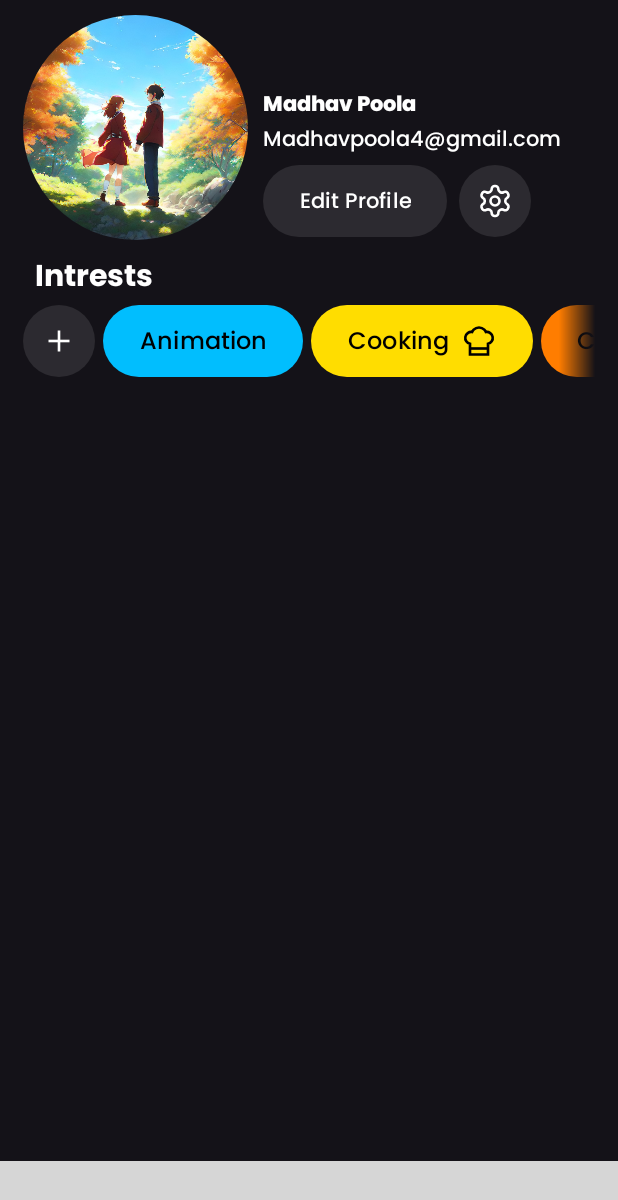
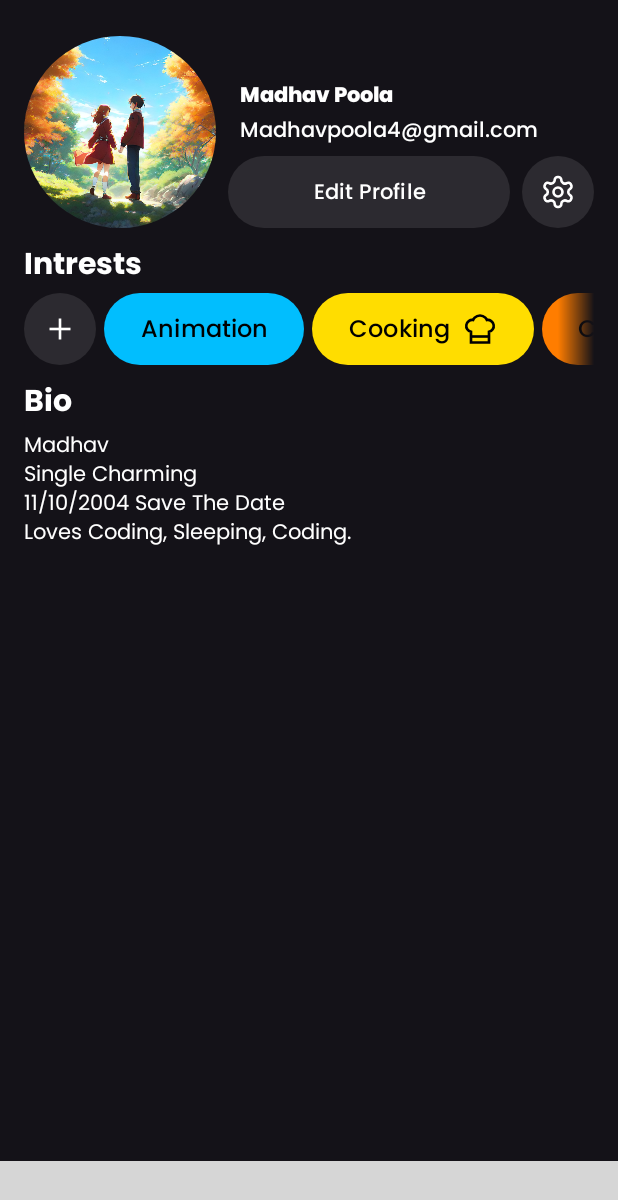
Before and after one commit to someonespcl/Bliss, an Android app: the fragment ProfileFragment placed in its activity, on a phone screen of 412 x 824 dp. Shown: the top 1200 px of the screen. Run offline under Robolectric (Android 15) with nearby library versions, the phone set to English and light mode, and no system bars; our stand-ins replace CircleImageView, Firebase (no records; nobody signed in at launch, a user with empty details on screens opened directly); libraries missing offline, so code that uses them is left out: me.ibrahimsn.lib; plain views replace SmoothBottomBar; 2 statements that could not run were skipped; grey boxes are pictures that could not be loaded.

```diff
--- a/app/src/main/java/com/bliss/fragments/ProfileFragment.java
+++ b/app/src/main/java/com/bliss/fragments/ProfileFragment.java
@@ -1,6 +1,5 @@
 package com.bliss.fragments;
 
-import android.app.Dialog;
 import android.content.Intent;
 import android.os.Bundle;
 import android.view.LayoutInflater;
@@ -11,36 +10,27 @@ import android.widget.ImageButton;
 import androidx.fragment.app.Fragment;
 import com.bliss.R;
 import com.bliss.activities.EditProfileActivity;
+import com.bliss.utils.CustomToast;
 
 public class ProfileFragment extends Fragment {
 
-    public ProfileFragment() {
-    }
-
-    private Dialog dialog;
+    public ProfileFragment() {}
 
     @Override
-    public View onCreateView(LayoutInflater inflater, ViewGroup container,
-                             Bundle savedInstanceState) {
+    public View onCreateView(
+            LayoutInflater inflater, ViewGroup container, Bundle savedInstanceState) {
         View view = inflater.inflate(R.layout.fragment_profile, container, false);
 
-        dialog = new Dialog(requireContext());
-        dialog.setContentView(R.layout.custom_dialog_add_intrests);
-        dialog.getWindow().setBackgroundDrawableResource(R.drawable.custom_dialog_background);
-        dialog.setCancelable(false);
-        dialog.setCanceledOnTouchOutside(false);
-
         Button startProfileActivity = view.findViewById(R.id.startEditProfileActivity);
-        startProfileActivity.setOnClickListener(v -> {
-            startActivity(new Intent(requireContext(), EditProfileActivity.class));
-        });
+        startProfileActivity.setOnClickListener(
+                v -> {
+                    startActivity(new Intent(requireContext(), EditProfileActivity.class));
+                });
 
         ImageButton addIntrests = view.findViewById(R.id.add_intrests);
         addIntrests.setOnClickListener(v -> {
-            dialog.show();
+            CustomToast.showCustomToast(requireContext(), "It will be added in future");
         });
-
-
 
         return view;
     }
--- a/app/src/main/java/com/bliss/fragments/SettingsFragment.java
+++ b/app/src/main/java/com/bliss/fragments/SettingsFragment.java
@@ -56,6 +56,7 @@ public class SettingsFragment extends Fragment {
         dialog = new Dialog(requireContext());
         dialog.setContentView(R.layout.custom_dialog_layout);
         dialog.getWindow().setBackgroundDrawableResource(R.drawable.custom_dialog_background);
+        dialog.getWindow().getAttributes().windowAnimations = R.style.DialogAnimation;
         dialog.setCancelable(false);
         dialog.setCanceledOnTouchOutside(false);
 
--- /dev/null
+++ b/app/src/main/res/anim/slide_down.xml
@@ -0,0 +1,6 @@
+<set xmlns:android="http://schemas.android.com/apk/res/android">
+    <translate
+        android:duration="300"
+        android:fromYDelta="0%p"
+        android:toYDelta="100%p" />
+</set>
--- /dev/null
+++ b/app/src/main/res/anim/slide_up.xml
@@ -0,0 +1,6 @@
+<set xmlns:android="http://schemas.android.com/apk/res/android">
+    <translate
+        android:duration="300"
+        android:fromYDelta="100%p"
+        android:toYDelta="0%p" />
+</set>
--- a/app/src/main/res/layout/fragment_profile.xml
+++ b/app/src/main/res/layout/fragment_profile.xml
@@ -5,11 +5,10 @@
      xmlns:tools="http://schemas.android.com/tools"
      android:layout_height="match_parent"
      android:layout_width="match_parent"
-     android:paddingEnd="15dp"
+     android:paddingEnd="16dp"
      android:orientation="vertical"
-     android:paddingBottom="10dp"
-     android:paddingStart="15dp"
-     android:paddingTop="10dp"
+     android:paddingStart="16dp"
+     android:paddingTop="24dp"
      tools:context=".fragments.ProfileFragment">
 
     <RelativeLayout
@@ -17,18 +16,17 @@
          android:layout_width="match_parent">
 
         <de.hdodenhof.circleimageview.CircleImageView
-             android:layout_height="150dp"
-             android:layout_width="150dp"
+             android:layout_height="128dp"
+             android:layout_width="128dp"
              android:src="@drawable/profile_image"
              android:id="@+id/profile_user_main_image" />
 
         <LinearLayout
              android:layout_height="wrap_content"
-             android:layout_width="wrap_content"
-             android:layout_marginBottom="2dp"
+             android:layout_width="match_parent"
              android:orientation="vertical"
              android:layout_toRightOf="@id/profile_user_main_image"
-             android:layout_marginLeft="10dp"
+             android:layout_marginLeft="8dp"
              android:layout_alignBottom="@id/profile_user_main_image">
 
             <TextView
@@ -38,7 +36,7 @@
                  android:includeFontPadding="false"
                  android:fontFamily="@font/poppins_extrabold"
                  android:textColor="@android:color/white"
-                 android:layout_marginTop="4dp"
+                 android:layout_marginLeft="8dp"
                  android:id="@+id/profile_user_name"
                  android:text="Madhav Poola" />
 
@@ -49,13 +47,14 @@
                  android:includeFontPadding="false"
                  android:fontFamily="@font/poppins_medium"
                  android:textColor="@android:color/white"
+                 android:layout_marginLeft="8dp"
                  android:layout_marginTop="4dp"
                  android:id="@+id/profile_user_email"
                  android:text="Madhavpoola4@gmail.com" />
 
             <LinearLayout
                  android:layout_height="wrap_content"
-                 android:layout_width="wrap_content"
+                 android:layout_width="match_parent"
                  android:orientation="horizontal"
                  android:layout_marginTop="8dp">
 
@@ -69,6 +68,7 @@
                      android:fontFamily="@font/poppins_medium"
                      android:textAllCaps="false"
                      android:textColor="@android:color/white"
+                     android:layout_weight="1"
                      android:id="@+id/startEditProfileActivity"
                      android:text="@string/edit_profile" />
 
@@ -93,7 +93,6 @@
                  android:layout_width="wrap_content"
                  android:fontFamily="@font/poppins_bold"
                  android:textSize="20sp"
-                 android:layout_marginLeft="8dp"
                  android:textColor="@android:color/white"
                  android:layout_marginTop="8dp"
                  android:text="Intrests"
@@ -226,7 +225,9 @@
          android:layout_height="match_parent"
          android:layout_width="match_parent"
          android:scrollbars="none"
+         android:fadingEdge="vertical"
          android:clipToPadding="false"
+         android:fadingEdgeLength="24dp"
          android:overScrollMode="never">
 
         <LinearLayout
@@ -234,6 +235,23 @@
              android:layout_width="match_parent"
              android:orientation="vertical">
 
+            <TextView
+                 android:layout_height="wrap_content"
+                 android:layout_width="wrap_content"
+                 android:fontFamily="@font/poppins_bold"
+                 android:textSize="20sp"
+                 android:textColor="@android:color/white"
+                 android:layout_marginTop="8dp"
+                 android:text="Bio" />
+
+            <TextView
+                 android:layout_height="wrap_content"
+                 android:layout_width="wrap_content"
+                 android:includeFontPadding="false"
+                 android:fontFamily="@font/poppins_regular"
+                 android:textColor="@android:color/white"
+                 android:text="Madhav\nSingle Charming\n11/10/2004 Save The Date\nLoves Coding, Sleeping, Coding." />
+
         </LinearLayout>
 
     </ScrollView>
--- a/app/src/main/res/values-night/themes.xml
+++ b/app/src/main/res/values-night/themes.xml
@@ -7,4 +7,9 @@
     <item name="android:forceDarkAllowed">false</item>
     <item name="android:windowContentTransitions">true</item>
   </style>
+
+  <style name="DialogAnimation">
+    <item name="android:windowEnterAnimation">@anim/slide_up</item>
+    <item name="android:windowExitAnimation">@anim/slide_down</item>
+  </style>
 </resources>
--- a/app/src/main/res/values/themes.xml
+++ b/app/src/main/res/values/themes.xml
@@ -6,4 +6,8 @@
     <item name="android:forceDarkAllowed">false</item>
     <item name="android:windowContentTransitions">true</item>
   </style>
+  <style name="DialogAnimation">
+    <item name="android:windowEnterAnimation">@anim/slide_up</item>
+    <item name="android:windowExitAnimation">@anim/slide_down</item>
+  </style>
 </resources>
```
Also changed, not shown: app/build.gradle (+9 -0 lines).
